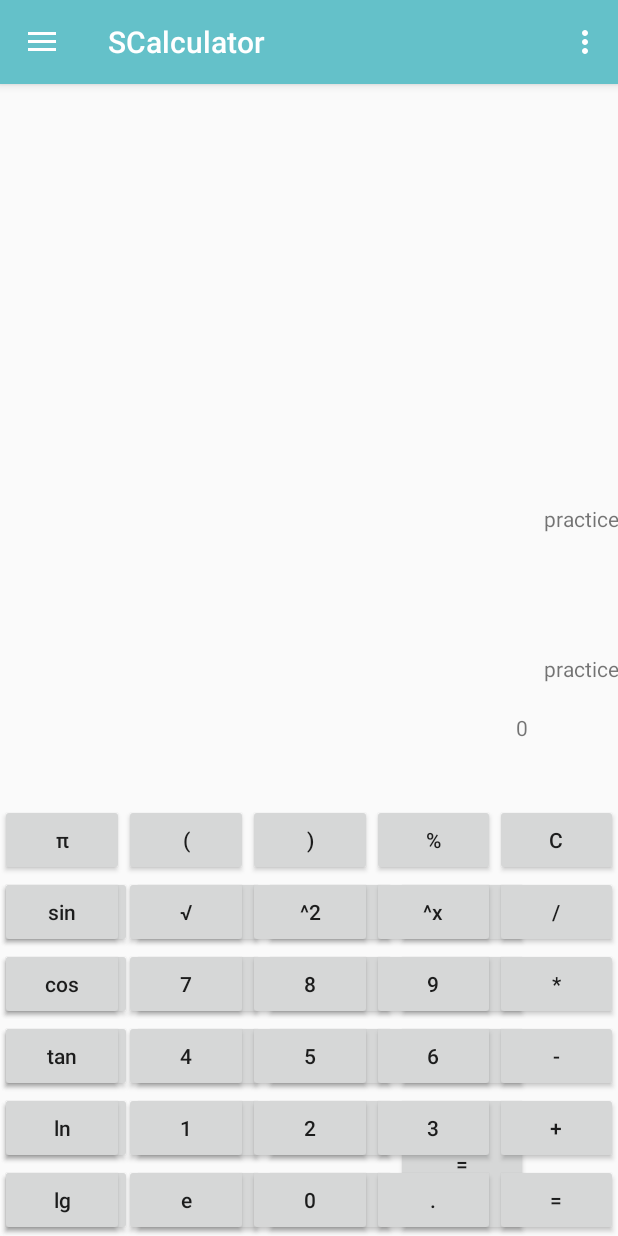
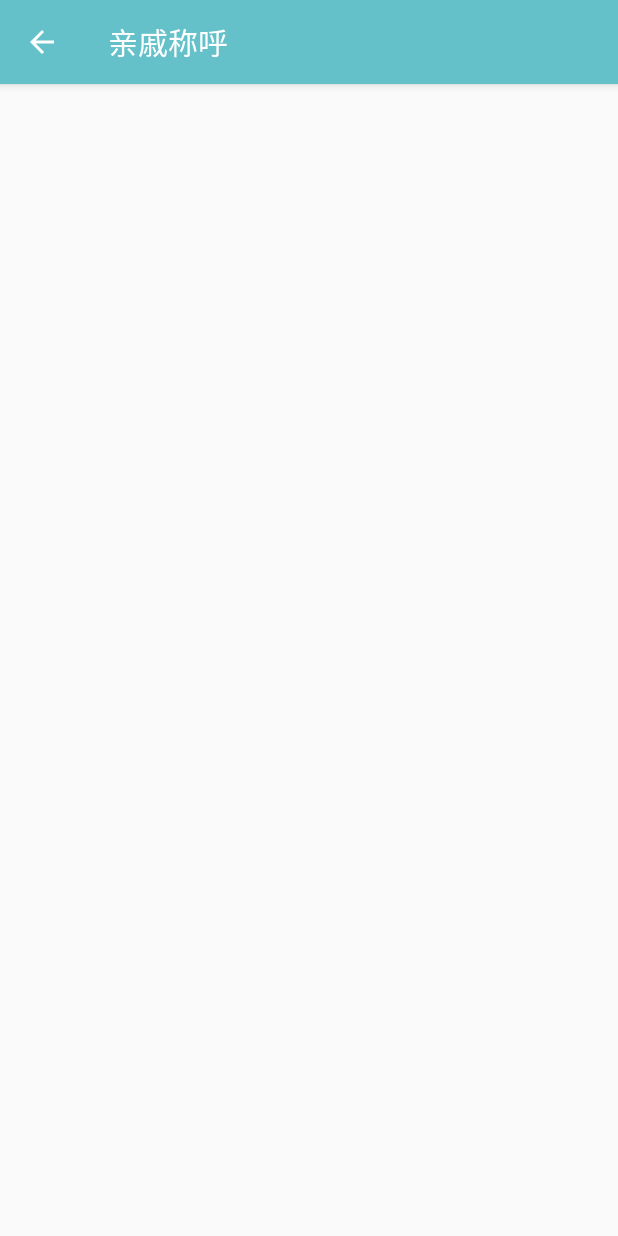
Before and after one commit to 20141673/SuperCalculator, an Android app: the screen it shows after launch (BroadsideActivity before the commit, RelativesCallActivity after it), in the side drawer, after a tap on "亲戚称呼", on a phone screen of 412 x 824 dp. Run offline under Robolectric (Android 15) with nearby library versions, the phone set to English and light mode, and no system bars.

Commit message:
文件结构改变和初步添加亲属称呼的功能

```diff
--- a/app/src/main/AndroidManifest.xml
+++ b/app/src/main/AndroidManifest.xml
@@ -14,7 +14,8 @@
             android:theme="@style/AppTheme.NoActionBar">
             <intent-filter>
                 <action android:name="android.intent.action.MAIN"/>
-                <category android:name="android.intent.category.LAUNCHER"/><!--这里设置了在桌面上的名称-->
+
+                <category android:name="android.intent.category.LAUNCHER"/> <!-- 这里设置了在桌面上的名称 -->
             </intent-filter>
         </activity>
         <activity
@@ -27,6 +28,10 @@
             android:label="长度转换"
             android:parentActivityName=".BroadsideActivity">
         </activity>
+        <activity android:name=".RelativesCallActivity"
+            android:label="亲戚称呼"
+            android:parentActivityName=".BroadsideActivity">
+        </activity>
     </application>
 
 </manifest>
--- a/app/src/main/java/com/cqu/supercalculator/BroadsideActivity.java
+++ b/app/src/main/java/com/cqu/supercalculator/BroadsideActivity.java
@@ -16,7 +16,6 @@ import android.widget.TabHost;
 import android.widget.TextView;
 
 import java.util.ArrayList;
-import java.util.Collections;
 
 public class BroadsideActivity extends AppCompatActivity
         implements NavigationView.OnNavigationItemSelectedListener {
@@ -112,7 +111,8 @@ public class BroadsideActivity extends AppCompatActivity
         } else if (id == R.id.nav_personincometax) {
 
         } else if (id == R.id.nav_relativescall) {
-
+            Intent intent=new Intent(BroadsideActivity.this,RelativesCallActivity.class);
+            BroadsideActivity.this.startActivity(intent);
         }else if(id==R.id.nav_lengthexchange){
             Intent intent=new Intent(BroadsideActivity.this,LengthExchangeActivity.class);
             BroadsideActivity.this.startActivity(intent);
--- /dev/null
+++ b/app/src/main/java/com/cqu/supercalculator/RelativesCallActivity.java
@@ -0,0 +1,15 @@
+package com.cqu.supercalculator;
+
+import android.support.v7.app.AppCompatActivity;
+import android.os.Bundle;
+
+public class RelativesCallActivity extends AppCompatActivity {
+
+    @Override
+    protected void onCreate(Bundle savedInstanceState) {
+        super.onCreate(savedInstanceState);
+        setContentView(R.layout.activity_relatives_call);
+    }
+
+
+}
--- /dev/null
+++ b/app/src/main/res/layout/activity_relatives_call.xml
@@ -0,0 +1,10 @@
+<?xml version="1.0" encoding="utf-8"?>
+<android.support.constraint.ConstraintLayout
+    xmlns:android="http://schemas.android.com/apk/res/android"
+    xmlns:app="http://schemas.android.com/apk/res-auto"
+    xmlns:tools="http://schemas.android.com/tools"
+    android:layout_width="match_parent"
+    android:layout_height="match_parent"
+    tools:context="com.cqu.supercalculator.RelativesCallActivity">
+
+</android.support.constraint.ConstraintLayout>
```
Also changed, not shown: 1 other file.
